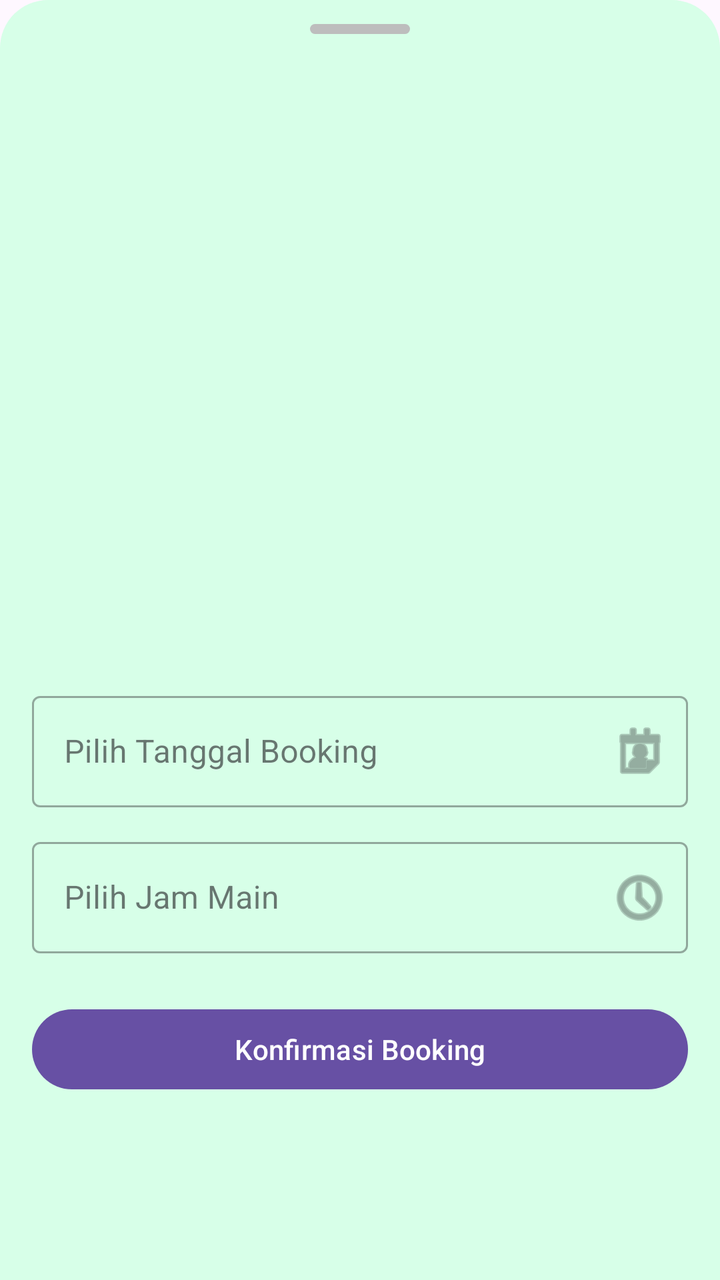
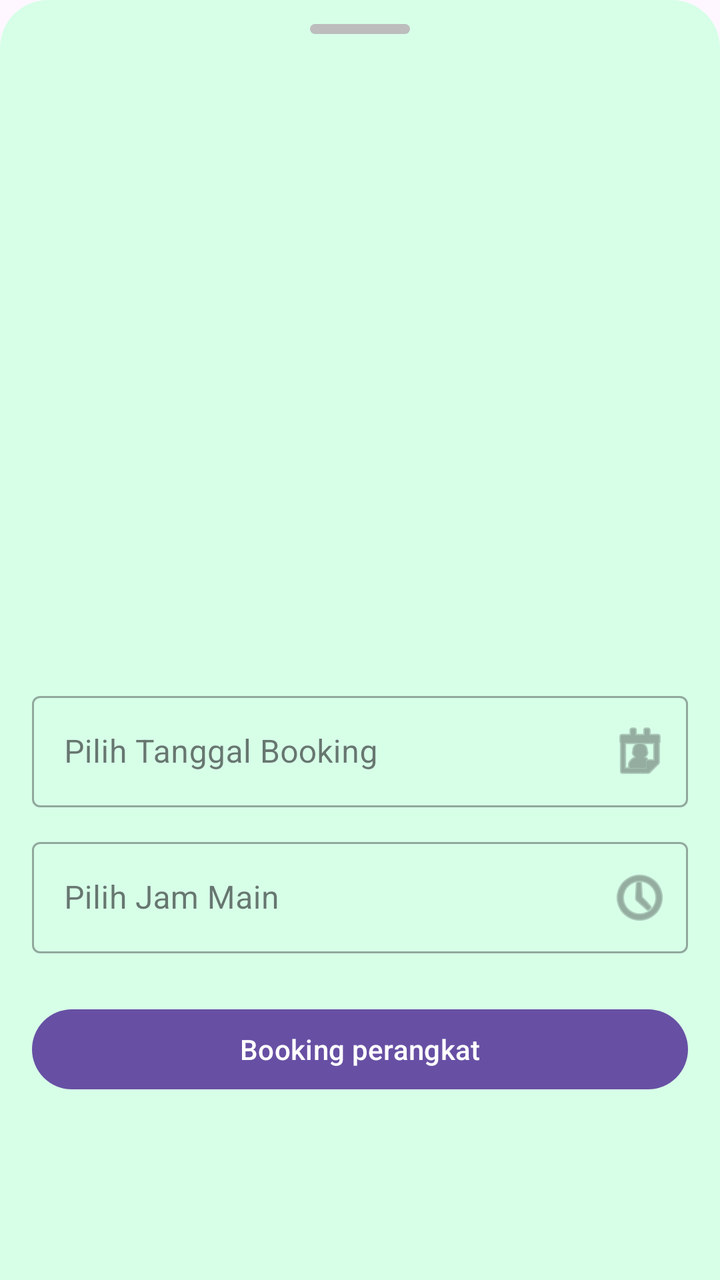

Screens rendered from an Android XML layout before and after an edit, with the pre-edit source and the edit as a unified diff.
<!-- AndroidManifest.xml: application theme Theme.Mrstango -->
<!-- res/layout/fragment_console_detail.xml -->
<?xml version="1.0" encoding="utf-8"?>
<LinearLayout xmlns:android="http://schemas.android.com/apk/res/android"
    xmlns:app="http://schemas.android.com/apk/res-auto"
    android:layout_width="match_parent"
    android:layout_height="match_parent"
    android:background="@drawable/bg_rounded_floating"
    android:orientation="vertical"
    android:backgroundTint="@color/light_green">

    
    <View
        android:layout_width="50dp"
        android:layout_height="5dp"
        android:layout_gravity="center_horizontal"
        android:layout_marginTop="12dp"
        android:layout_marginBottom="12dp"
        android:background="@drawable/bg_bar_floating" />


    
    <ScrollView
        android:layout_width="match_parent"
        android:layout_height="match_parent"
        android:fillViewport="true">

        
        <androidx.constraintlayout.widget.ConstraintLayout
            android:layout_width="match_parent"
            android:layout_height="wrap_content"
            android:padding="16dp">

            <ImageView
                android:id="@+id/imgDetail"
                android:layout_width="match_parent"
                android:layout_height="200dp"
                android:scaleType="centerCrop"
                app:layout_constraintTop_toTopOf="parent" />

            <TextView
                android:id="@+id/tvDetailName"
                android:layout_width="wrap_content"
                android:layout_height="wrap_content"
                android:layout_marginTop="16dp"
                android:textSize="22sp"
                android:textStyle="bold"
                app:layout_constraintStart_toStartOf="parent"
                app:layout_constraintTop_toBottomOf="@id/imgDetail" />

            <TextView
                android:id="@+id/tvDetailPrice"
                android:layout_width="wrap_content"
                android:layout_height="wrap_content"
                android:layout_marginTop="4dp"
                android:textColor="@color/dark_green"
                android:textSize="18sp"
                android:textStyle="bold"
                app:layout_constraintStart_toStartOf="parent"
                app:layout_constraintTop_toBottomOf="@id/tvDetailName" />

            
            <com.google.android.material.textfield.TextInputLayout
                android:id="@+id/layoutDate"
                style="@style/Widget.MaterialComponents.TextInputLayout.OutlinedBox"
                android:layout_width="match_parent"
                android:layout_height="wrap_content"
                android:layout_marginTop="24dp"
                android:hint="Pilih Tanggal Booking"
                app:endIconMode="custom"
                app:endIconDrawable="@android:drawable/ic_menu_my_calendar"
                app:layout_constraintTop_toBottomOf="@id/tvDetailPrice">

                <com.google.android.material.textfield.TextInputEditText
                    android:id="@+id/etDate"
                    android:layout_width="match_parent"
                    android:layout_height="wrap_content"
                    android:focusable="false"
                    android:clickable="true" />
            </com.google.android.material.textfield.TextInputLayout>

            <com.google.android.material.textfield.TextInputLayout
                android:id="@+id/layoutTime"
                style="@style/Widget.MaterialComponents.TextInputLayout.OutlinedBox"
                android:layout_width="match_parent"
                android:layout_height="wrap_content"
                android:layout_marginTop="12dp"
                android:hint="Pilih Jam Main"
                app:endIconMode="custom"
                app:endIconDrawable="@android:drawable/ic_menu_recent_history"
                app:layout_constraintTop_toBottomOf="@id/layoutDate">

                <com.google.android.material.textfield.TextInputEditText
                    android:id="@+id/etTime"
                    android:layout_width="match_parent"
                    android:layout_height="wrap_content"
                    android:focusable="false"
                    android:clickable="true" />
            </com.google.android.material.textfield.TextInputLayout>

            <Button
                android:id="@+id/btnSubmitBooking"
                android:layout_width="match_parent"
                android:layout_height="wrap_content"
                android:layout_marginTop="24dp"
                android:text="Konfirmasi Booking"
                app:layout_constraintTop_toBottomOf="@id/layoutTime" />

        </androidx.constraintlayout.widget.ConstraintLayout>
    </ScrollView>
</LinearLayout>
<!-- resources referenced by this layout -->
<resources>
  <color name="dark_green">#00870A</color>
  <color name="light_green">#D7FFE8</color>
  <!-- drawable bg_bar_floating (drawable) -->
  <?xml version="1.0" encoding="utf-8"?>
  <shape xmlns:android="http://schemas.android.com/apk/res/android">
      <solid android:color="#BDBDBD" /> 
      <corners android:radius="4dp" />
  </shape>
  <!-- drawable bg_rounded_floating (drawable) -->
  <?xml version="1.0" encoding="utf-8"?>
  <shape xmlns:android="http://schemas.android.com/apk/res/android">
      
      <solid android:color="#FFFFFF" />
      <corners
          android:topLeftRadius="24dp"
          android:topRightRadius="24dp" />
  </shape>
  <style name="Theme.Mrstango" parent="Base.Theme.Mrstango" />
  <style name="Base.Theme.Mrstango" parent="Theme.Material3.DayNight.NoActionBar">
          
          
      </style>
</resources>

<!-- the commit's change to res/layout/fragment_console_detail.xml (unified diff, before → after) -->
@@ -1,6 +1,7 @@
 <?xml version="1.0" encoding="utf-8"?>
 <LinearLayout xmlns:android="http://schemas.android.com/apk/res/android"
     xmlns:app="http://schemas.android.com/apk/res-auto"
+    android:id="@+id/console_detail"
     android:layout_width="match_parent"
     android:layout_height="match_parent"
     android:background="@drawable/bg_rounded_floating"
@@ -97,11 +98,11 @@
             </com.google.android.material.textfield.TextInputLayout>
 
             <Button
-                android:id="@+id/btnSubmitBooking"
+                android:id="@+id/btnBooking"
                 android:layout_width="match_parent"
                 android:layout_height="wrap_content"
                 android:layout_marginTop="24dp"
-                android:text="Konfirmasi Booking"
+                android:text="Booking perangkat"
                 app:layout_constraintTop_toBottomOf="@id/layoutTime" />
 
         </androidx.constraintlayout.widget.ConstraintLayout>
